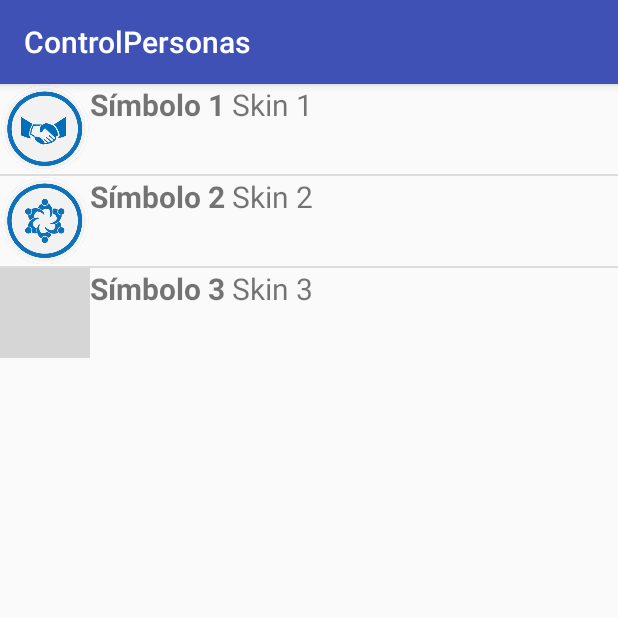
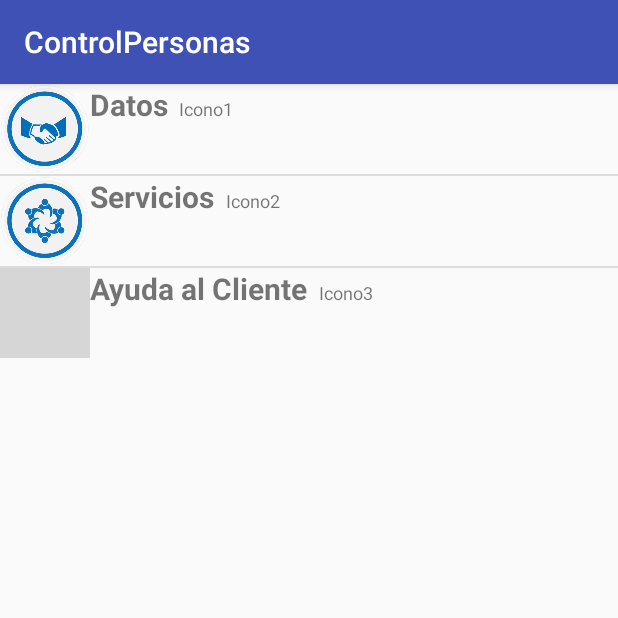
Before and after one commit to erikmarto/pmm, an Android app: the screen it shows after launch (MainActivity), on a phone screen of 412 x 824 dp, the top half of it. Run offline under Robolectric (Android 15) with nearby library versions, the phone set to English and light mode, and no system bars; grey boxes are pictures that could not be loaded.

Commit message:
Añadido

```diff
--- a/ControlPersonas/app/src/main/java/com/example/erigom/controlpersonas/MainActivity.java
+++ b/ControlPersonas/app/src/main/java/com/example/erigom/controlpersonas/MainActivity.java
@@ -17,9 +17,9 @@ public class MainActivity extends AppCompatActivity {
 
 
     private Titular[] datos = new Titular[]{
-            new Titular("Símbolo 1 ", "Skin 1", R.drawable.servicio1),
-            new Titular("Símbolo 2 ", "Skin 2", R.drawable.servicio2),
-            new Titular("Símbolo 3 ", "Skin 3", R.drawable.servicio3)
+            new Titular("Datos ", " Icono1", R.drawable.servicio1),
+            new Titular("Servicios ", " Icono2", R.drawable.servicio2),
+            new Titular("Ayuda al Cliente ", " Icono3", R.drawable.servicio3)
     };
 
     @Override
--- a/ControlPersonas/app/src/main/res/layout/listitem_titular.xml
+++ b/ControlPersonas/app/src/main/res/layout/listitem_titular.xml
@@ -25,6 +25,6 @@
             android:id="@+id/tvSubtitulo"
             android:layout_width="wrap_content"
             android:layout_height="wrap_content"
-            android:textSize="20dp" />
+            android:textSize="12dp" />
     </LinearLayout>
 </LinearLayout>
```
